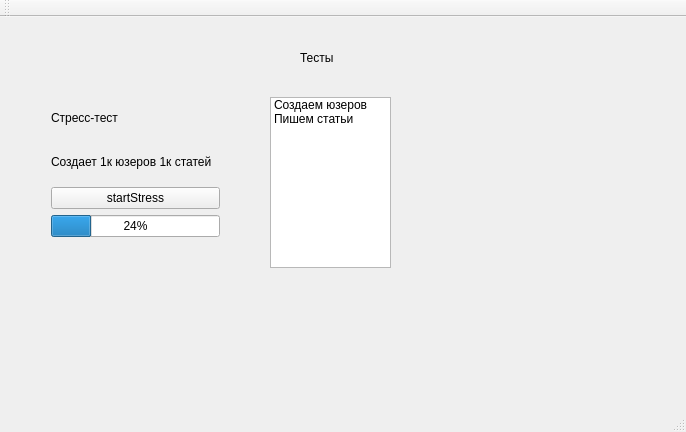
This is testingWindow.ui in Sapfir0/pyCI as Qt 5 draws it before an edit. The edited form follows.
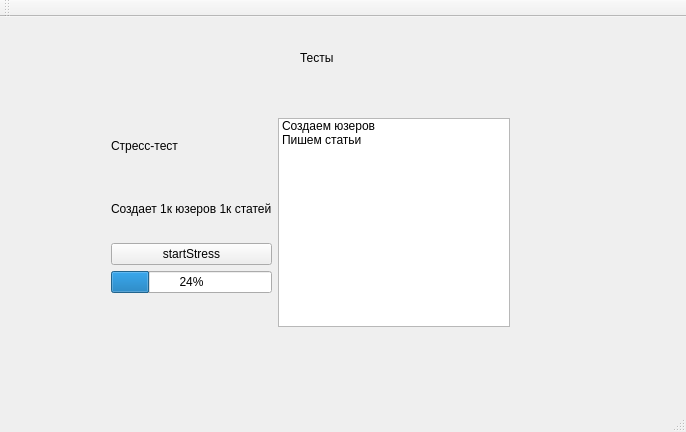
This is the edited form.

The edit to the form file:
```diff
--- a/testingWindow.ui
+++ b/testingWindow.ui
@@ -30,12 +30,14 @@
    <widget class="QWidget" name="verticalLayoutWidget_2">
     <property name="geometry">
      <rect>
-      <x>40</x>
-      <y>70</y>
-      <width>191</width>
-      <height>181</height>
+      <x>100</x>
+      <y>90</y>
+      <width>421</width>
+      <height>231</height>
      </rect>
     </property>
+    <layout class="QHBoxLayout" name="horizontalLayout">
+     <item>
     <layout class="QVBoxLayout" name="verticalLayout_2">
      <item>
       <widget class="QLabel" name="label_2">
@@ -77,16 +79,9 @@
       </layout>
      </item>
     </layout>
-   </widget>
+     </item>
+     <item>
    <widget class="QListWidget" name="errors">
-    <property name="geometry">
-     <rect>
-      <x>270</x>
-      <y>80</y>
-      <width>121</width>
-      <height>171</height>
-     </rect>
-    </property>
     <item>
      <property name="text">
       <string>Создаем юзеров</string>
@@ -97,6 +92,9 @@
       <string>Пишем статьи</string>
      </property>
     </item>
+      </widget>
+     </item>
+    </layout>
    </widget>
   </widget>
   <widget class="QMenuBar" name="menuBar">
```
Left out of the diff: 2 changed lines with no effect on the pictures. Lines whose indentation alone changed are shown as unchanged.
